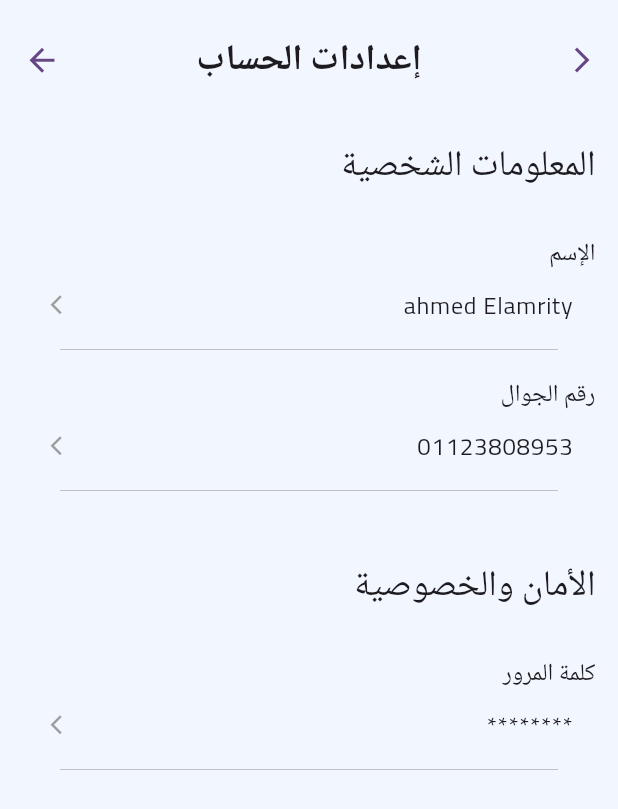
After one commit to MohamedHussein21/ehfaz_damank, a Flutter app: the AccountSettingsScreen screen opened directly, on a phone screen of 412 x 824 dp. The commit adds this screen. Shown: the top 809 px of the screen. Run offline on Flutter 3.47's test engine with Material 3 defaults, Android fonts, the phone set to English and light mode, and no system bars; our stand-ins replace bloc, dio, easy_localization, equatable, flutter_bloc, fluttertoast and 1 more; accounts and stored records are empty.

Commit message:
account settings

```diff
--- /dev/null
+++ b/lib/features/account_settings/presentation/account_settings_screen.dart
@@ -0,0 +1,54 @@
+import 'package:ahfaz_damanak/core/utils/constant.dart';
+import 'package:ahfaz_damanak/features/account_settings/presentation/widgets/personal_information_section.dart';
+import 'package:flutter/material.dart';
+
+class AccountSettingsScreen extends StatelessWidget {
+  const AccountSettingsScreen({super.key});
+
+  @override
+  Widget build(BuildContext context) {
+    return Scaffold(
+      appBar: Constants.defaultAppBar(context, txt: 'إعدادات الحساب'),
+      body: Padding(
+        padding: const EdgeInsets.all(15),
+        child: Column(
+          crossAxisAlignment: CrossAxisAlignment.end,
+          children: [
+            Text(
+              'المعلومات الشخصية',
+              style: Theme.of(context).textTheme.headlineSmall,
+            ),
+            SizedBox(
+              height: 30,
+            ),
+            PersonalInformationSection(
+              title: 'الإسم',
+              subtitle: 'ahmed Elamrity',
+              onTap: () {},
+            ),
+            PersonalInformationSection(
+              title: 'رقم الجوال',
+              subtitle: '01123808953',
+              onTap: () {},
+            ),
+            SizedBox(
+              height: 30,
+            ),
+            Text(
+              'الأمان والخصوصية',
+              style: Theme.of(context).textTheme.headlineSmall,
+            ),
+            SizedBox(
+              height: 30,
+            ),
+            PersonalInformationSection(
+              title: 'كلمة المرور',
+              subtitle: '********',
+              onTap: () {},
+            ),
+          ],
+        ),
+      ),
+    );
+  }
+}
--- /dev/null
+++ b/lib/features/account_settings/presentation/widgets/personal_information_section.dart
@@ -0,0 +1,57 @@
+import 'package:flutter/material.dart';
+
+class PersonalInformationSection extends StatelessWidget {
+  final String title;
+  final String subtitle;
+  final Function()? onTap;
+  const PersonalInformationSection(
+      {super.key,
+      required this.title,
+      required this.subtitle,
+      required this.onTap});
+
+  @override
+  Widget build(BuildContext context) {
+    return InkWell(
+      onTap: onTap,
+      child: Column(
+        children: [
+          Align(
+            alignment: Alignment.centerRight,
+            child: Text(
+              title,
+              style: Theme.of(context).textTheme.bodyLarge,
+            ),
+          ),
+          Padding(
+            padding: const EdgeInsets.symmetric(horizontal: 15, vertical: 10),
+            child: Row(
+              mainAxisAlignment: MainAxisAlignment.spaceBetween,
+              children: [
+                Icon(
+                  Icons.arrow_back_ios_new_outlined,
+                  color: Colors.grey,
+                  size: 15,
+                ),
+                Text(
+                  subtitle,
+                  style: Theme.of(context).textTheme.bodyLarge,
+                ),
+              ],
+            ),
+          ),
+          Padding(
+            padding: const EdgeInsets.symmetric(horizontal: 25),
+            child: Divider(
+              thickness: 0.4,
+              color: Colors.grey,
+            ),
+          ),
+          SizedBox(
+            height: 10,
+          )
+        ],
+      ),
+    );
+  }
+}
--- a/lib/main.dart
+++ b/lib/main.dart
@@ -1,4 +1,5 @@
 import 'package:ahfaz_damanak/config/themes/app_theme.dart';
+import 'package:ahfaz_damanak/features/account_settings/presentation/account_settings_screen.dart';
 import 'package:ahfaz_damanak/features/notification/presentation/notification_screen.dart';
 import 'package:ahfaz_damanak/features/splach/splach_screen.dart';
 import 'package:easy_localization/easy_localization.dart';
@@ -38,7 +39,7 @@ class MyApp extends StatelessWidget {
       debugShowCheckedModeBanner: false,
       title: 'Ehfaz Damanak',
       theme: appTheme(),
-        home: NotificationScreen() //SplashScreen(),
+      home: SplashScreen(),
     );
   }
 }
```
Lines whose indentation alone changed are shown as unchanged.
